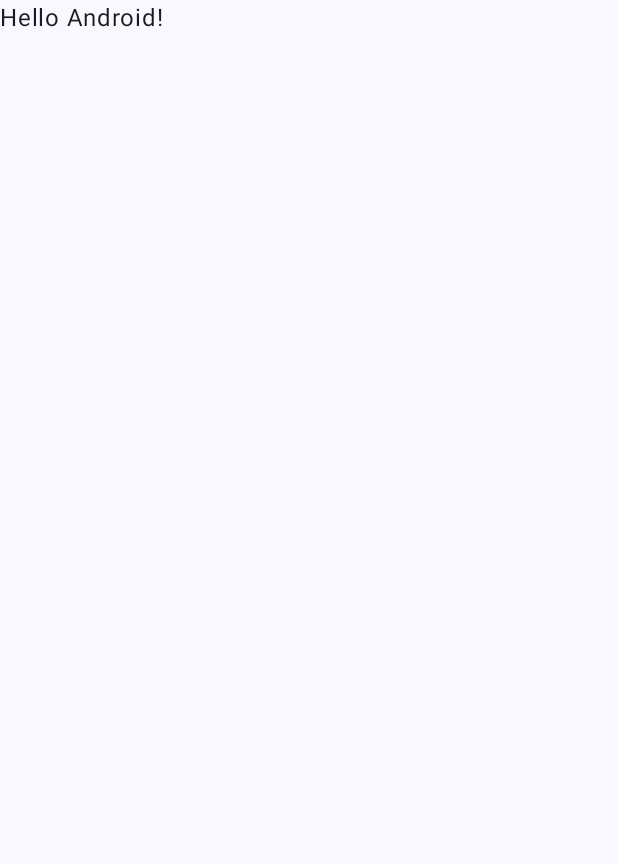
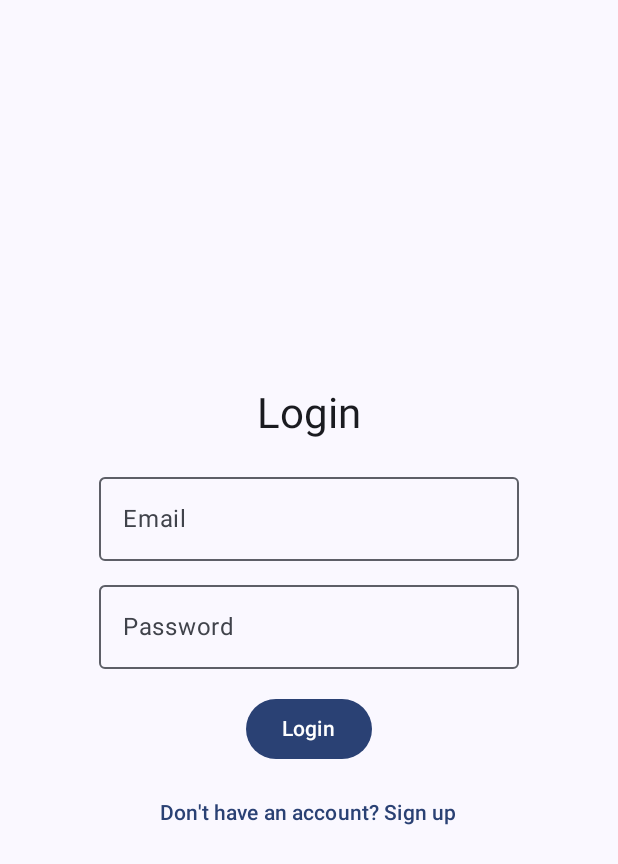
Before and after one commit to yhbarve/cs446-team-project, an Android app built with Jetpack Compose: the screen it shows after launch (MainActivity), on a phone screen of 412 x 824 dp. Before the commit the part shown is almost empty. Shown: the top 864 px of the screen. Run offline under Robolectric (Android 15) with nearby library versions, the phone set to English and light mode, and no system bars; our stand-ins replace Firebase (no records; nobody signed in at launch, a user with empty details on screens opened directly).

Commit message:
Add Login and Sign Up with Firebase Authentication (Compose)

```diff
--- a/app/build.gradle.kts
+++ b/app/build.gradle.kts
@@ -2,6 +2,7 @@ plugins {
     alias(libs.plugins.android.application)
     alias(libs.plugins.kotlin.android)
     alias(libs.plugins.kotlin.compose)
+    alias(libs.plugins.google.services)
 }
 
 android {
@@ -56,4 +57,6 @@ dependencies {
     androidTestImplementation(libs.androidx.ui.test.junit4)
     debugImplementation(libs.androidx.ui.tooling)
     debugImplementation(libs.androidx.ui.test.manifest)
+    implementation(platform("com.google.firebase:firebase-bom:32.7.2"))
+    implementation("com.google.firebase:firebase-auth-ktx")
 }
--- a/app/src/main/java/com/example/cs446_fit4me/MainActivity.kt
+++ b/app/src/main/java/com/example/cs446_fit4me/MainActivity.kt
@@ -3,45 +3,27 @@ package com.example.cs446_fit4me
 import android.os.Bundle
 import androidx.activity.ComponentActivity
 import androidx.activity.compose.setContent
-import androidx.activity.enableEdgeToEdge
 import androidx.compose.foundation.layout.fillMaxSize
-import androidx.compose.foundation.layout.padding
 import androidx.compose.material3.Scaffold
 import androidx.compose.material3.Text
-import androidx.compose.runtime.Composable
+import androidx.compose.runtime.*
 import androidx.compose.ui.Modifier
-import androidx.compose.ui.tooling.preview.Preview
 import com.example.cs446_fit4me.ui.theme.CS446fit4meTheme
 
 class MainActivity : ComponentActivity() {
     override fun onCreate(savedInstanceState: Bundle?) {
         super.onCreate(savedInstanceState)
-        enableEdgeToEdge()
         setContent {
             CS446fit4meTheme {
+                var loggedIn by remember { mutableStateOf(false) }
                 Scaffold(modifier = Modifier.fillMaxSize()) { innerPadding ->
-                    Greeting(
-                        name = "Android",
-                        modifier = Modifier.padding(innerPadding)
-                    )
+                    if (loggedIn) {
+                        Text("Login successful! Welcome to Fit4Me 🎉", modifier = Modifier.fillMaxSize())
+                    } else {
+                        LoginScreen(onLoginSuccess = { loggedIn = true })
+                    }
                 }
             }
         }
     }
 }
-
-@Composable
-fun Greeting(name: String, modifier: Modifier = Modifier) {
-    Text(
-        text = "Hello $name!",
-        modifier = modifier
-    )
-}
-
-@Preview(showBackground = true)
-@Composable
-fun GreetingPreview() {
-    CS446fit4meTheme {
-        Greeting("Android")
-    }
-}
--- /dev/null
+++ b/app/src/main/java/com/example/cs446_fit4me/loginScreen.kt
@@ -0,0 +1,106 @@
+package com.example.cs446_fit4me
+
+import androidx.compose.foundation.layout.*
+import androidx.compose.material3.*
+import androidx.compose.runtime.*
+import androidx.compose.ui.Alignment
+import androidx.compose.ui.Modifier
+import androidx.compose.ui.unit.dp
+import androidx.compose.ui.text.input.PasswordVisualTransformation
+import com.google.firebase.auth.FirebaseAuth
+
+@Composable
+fun LoginScreen(
+    onLoginSuccess: () -> Unit = {}
+) {
+    var email by remember { mutableStateOf("") }
+    var password by remember { mutableStateOf("") }
+    var error by remember { mutableStateOf<String?>(null) }
+    var isLoading by remember { mutableStateOf(false) }
+    var isSignUpMode by remember { mutableStateOf(false) }
+
+    val auth = FirebaseAuth.getInstance()
+
+    fun login() {
+        isLoading = true
+        error = null
+        auth.signInWithEmailAndPassword(email.trim(), password)
+            .addOnCompleteListener { task ->
+                isLoading = false
+                if (task.isSuccessful) {
+                    onLoginSuccess()
+                } else {
+                    error = task.exception?.localizedMessage ?: "Login failed"
+                }
+            }
+    }
+
+    fun signUp() {
+        isLoading = true
+        error = null
+        auth.createUserWithEmailAndPassword(email.trim(), password)
+            .addOnCompleteListener { task ->
+                isLoading = false
+                if (task.isSuccessful) {
+                    onLoginSuccess()
+                } else {
+                    error = task.exception?.localizedMessage ?: "Signup failed"
+                }
+            }
+    }
+
+    Column(
+        modifier = Modifier
+            .fillMaxSize()
+            .padding(32.dp),
+        verticalArrangement = Arrangement.Center,
+        horizontalAlignment = Alignment.CenterHorizontally
+    ) {
+        Text(
+            if (isSignUpMode) "Sign Up" else "Login",
+            style = MaterialTheme.typography.headlineMedium
+        )
+        Spacer(modifier = Modifier.height(16.dp))
+        OutlinedTextField(
+            value = email,
+            onValueChange = { email = it },
+            label = { Text("Email") },
+            singleLine = true
+        )
+        Spacer(modifier = Modifier.height(8.dp))
+        OutlinedTextField(
+            value = password,
+            onValueChange = { password = it },
+            label = { Text("Password") },
+            singleLine = true,
+            visualTransformation = PasswordVisualTransformation()
+        )
+        Spacer(modifier = Modifier.height(16.dp))
+        Button(
+            onClick = {
+                if (isSignUpMode) signUp() else login()
+            },
+            enabled = !isLoading
+        ) {
+            Text(
+                if (isLoading) "Processing..." else if (isSignUpMode) "Sign Up" else "Login"
+            )
+        }
+        Spacer(modifier = Modifier.height(8.dp))
+        TextButton(
+            onClick = {
+                isSignUpMode = !isSignUpMode
+                error = null
+            }
+        ) {
+            Text(
+                if (isSignUpMode) "Already have an account? Log in"
+                else "Don't have an account? Sign up"
+            )
+        }
+        error?.let {
+            Spacer(modifier = Modifier.height(8.dp))
+            Text(it, color = MaterialTheme.colorScheme.error)
+        }
+    }
+}
```
